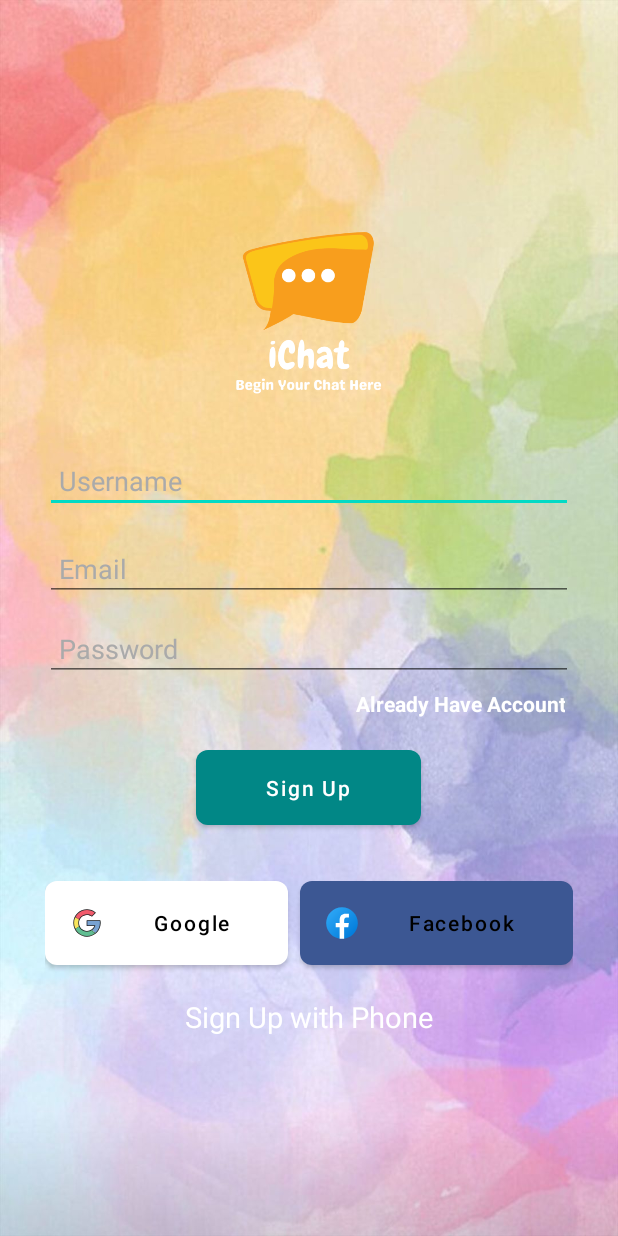
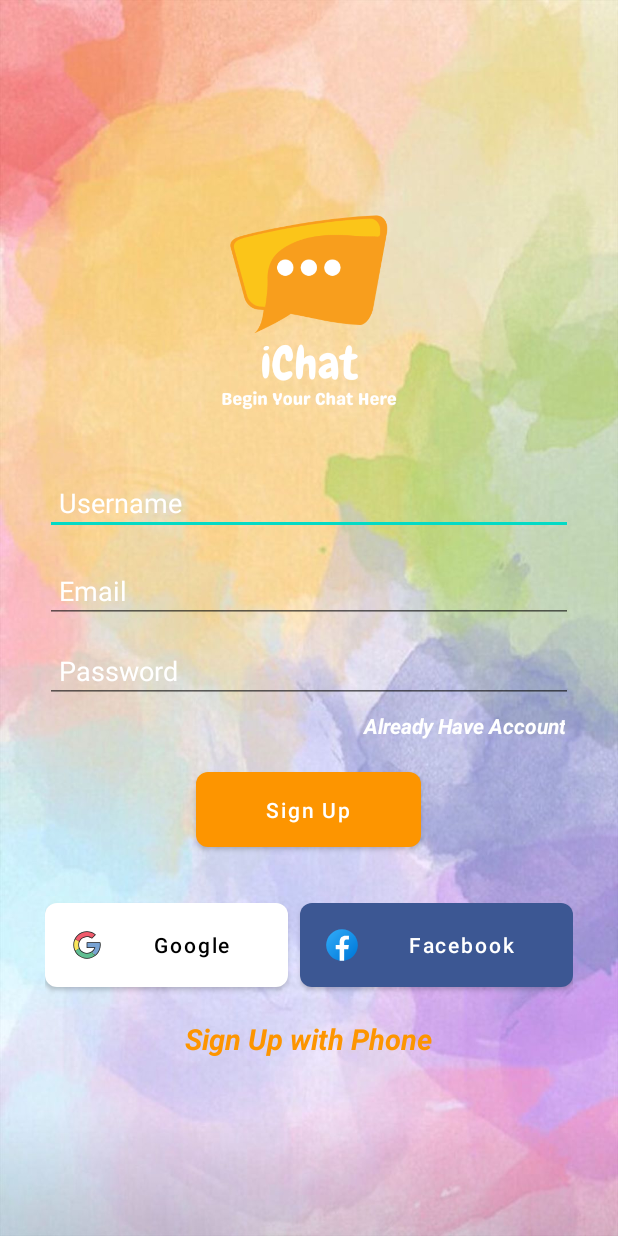
Before and after one commit to SKeerththan/iChat--Chat-Application-with-text-based-emotion-detection, an Android app: the screen it shows after launch (SignUpActivity), after a tap on "Click to Sign Up", on a phone screen of 412 x 824 dp. Run offline under Robolectric (Android 15) with nearby library versions, the phone set to English and light mode, and no system bars; our stand-ins replace Firebase (no records; nobody signed in at launch, a user with empty details on screens opened directly).

Commit message:
Updated UI for group chat and all with a small issue on home page - unableto change bg colour for iCHat home bg

```diff
--- a/ChatApp/app/src/main/java/keerththan/sk/ichat/ChatDetailActivity.java
+++ b/ChatApp/app/src/main/java/keerththan/sk/ichat/ChatDetailActivity.java
@@ -50,7 +50,7 @@ public class ChatDetailActivity extends AppCompatActivity {
     private boolean connected;
     Translate translate;
     String emotionLable="";
-    Float emotionScore;
+    Float emotionScore=0.00F;
 
 
     private String originalText;
--- a/ChatApp/app/src/main/res/layout/activity_chat_detail.xml
+++ b/ChatApp/app/src/main/res/layout/activity_chat_detail.xml
@@ -35,8 +35,9 @@
             android:layout_weight="1"
             android:background="@drawable/bg_et_message"
             android:ems="10"
-
+            android:textColor="@color/black"
             android:hint="Enter your message"
+            android:textColorHint="@color/lightGrey"
             android:inputType="textPersonName"
             android:padding="10dp" />
 
--- a/ChatApp/app/src/main/res/layout/activity_sign_up.xml
+++ b/ChatApp/app/src/main/res/layout/activity_sign_up.xml
@@ -21,8 +21,8 @@
 
         <ImageView
             android:id="@+id/imageView"
-            android:layout_width="150dp"
-            android:layout_height="150dp"
+            android:layout_width="180dp"
+            android:layout_height="180dp"
             android:src="@drawable/ic_ichat1" />
 
         <EditText
@@ -36,7 +36,7 @@
             android:inputType="textPersonName"
             android:padding="9dp"
             android:textColor="@color/lightGrey"
-            android:textColorHint="@color/chatbackground" />
+            android:textColorHint="#FFFF" />
 
         <EditText
             android:id="@+id/txtEmail"
@@ -48,7 +48,7 @@
             android:inputType="textEmailAddress"
             android:padding="9dp"
             android:textColor="@color/lightGrey"
-            android:textColorHint="@color/chatbackground" />
+            android:textColorHint="#FFF" />
 
         <EditText
             android:id="@+id/txtPassword"
@@ -59,7 +59,8 @@
             android:inputType="textPassword"
             android:padding="9dp"
             android:textColor="@color/lightGrey"
-            android:textColorHint="@color/chatbackground" />
+            android:textColorHint="#FFF" />
+
 
         <TextView
             android:id="@+id/txtAlreadyHaveAccount"
@@ -70,7 +71,9 @@
             android:padding="5dp"
             android:text="Already Have Account"
             android:textColor="@color/white"
-            android:textStyle="bold" />
+            android:textStyle="bold|italic"
+
+            />
 
 
         <Button
@@ -81,7 +84,7 @@
             android:padding="15dp"
             android:text="Sign Up"
             android:textAllCaps="false"
-            app:backgroundTint="@color/design_default_color_secondary_variant"
+            app:backgroundTint="@color/colorPrimaryDark"
             app:cornerRadius="8dp" />
 
         <LinearLayout
@@ -116,7 +119,7 @@
                 android:padding="15dp"
                 android:text="Facebook"
                 android:textAllCaps="false"
-                android:textColor="@color/black"
+                android:textColor="@color/white"
                 app:backgroundTint="@color/fb_color"
                 app:cornerRadius="8dp" />
 
@@ -129,8 +132,11 @@
             android:layout_height="wrap_content"
             android:layout_marginTop="15dp"
             android:text="Sign Up with Phone"
-            android:textColor="@color/white"
-            android:textSize="19sp"/>
+            android:textColor="@color/colorPrimaryDark"
+            android:textSize="19sp"
+            android:textStyle="bold|italic"
+
+            />
 
     </LinearLayout>
 
--- a/ChatApp/app/src/main/res/layout/fragment_chats.xml
+++ b/ChatApp/app/src/main/res/layout/fragment_chats.xml
@@ -4,7 +4,7 @@
     android:layout_width="match_parent"
     android:layout_height="match_parent"
     tools:context=".Fragments.ChatsFragment"
-    android:background="@drawable/chat_user"
+    android:background="@drawable/bg_5"
 
     >
 
--- a/ChatApp/app/src/main/res/layout/sample_reciver.xml
+++ b/ChatApp/app/src/main/res/layout/sample_reciver.xml
@@ -46,6 +46,7 @@
         android:layout_marginRight="4dp"
         android:layout_marginBottom="3dp"
         android:text="12.00pm"
+        android:textColor="@color/black"
         app:layout_constraintBottom_toBottomOf="parent"
         app:layout_constraintEnd_toEndOf="parent"
 
@@ -59,7 +60,8 @@
         android:layout_marginBottom="3dp"
         android:maxWidth="270dp"
         android:minWidth="50dp"
-        android:text="Loading"
+        android:text="Loading..."
+        android:textColor="@color/black"
         app:layout_constraintBottom_toBottomOf="parent"
 
         app:layout_constraintStart_toStartOf="@+id/guideline3" />
```
Also changed, not shown: ChatApp/app/src/main/java/keerththan/sk/ichat/Adapter/ChatAdapter.java (+16 -0 lines), ChatApp/app/src/main/java/keerththan/sk/ichat/GroupChatActivity.java (+30 -4 lines), ChatApp/app/src/main/res/layout/activity_settings.xml (+6 -4 lines), ChatApp/app/src/main/res/layout/activity_sign_in.xml (+10 -9 lines), ChatApp/app/src/main/res/layout/fragment_calls.xml (+2 -5 lines), ChatApp/app/src/main/res/layout/fragment_status.xml (+4 -5 lines), ChatApp/app/src/main/res/layout/sample_show_user.xml (+7 -4 lines), ChatApp/app/src/main/res/drawable-v24/bg_6.jpg (added), ChatApp/app/src/main/res/drawable-v24/calls_1.jpg (added), ChatApp/app/src/main/res/drawable-v24/setting_12.jpg (added), ChatApp/app/src/main/res/drawable-v24/setting_13.jpg (added), ChatApp/app/src/main/res/drawable-v24/setting_bg.jpg (added), ChatApp/app/src/main/res/drawable-v24/status_1.jpg (added).
